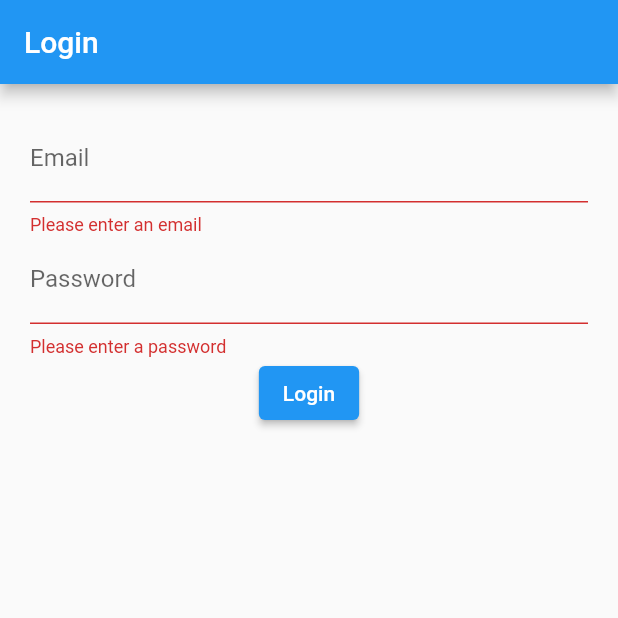
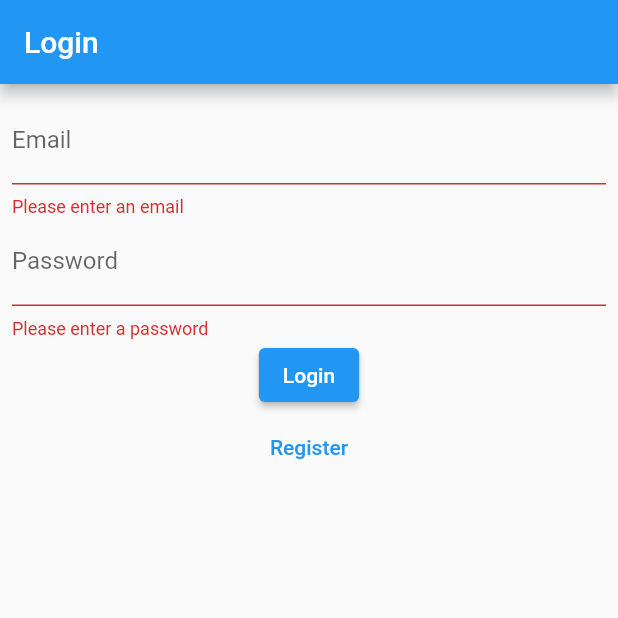
Before and after one commit to SKKU-x-HCMUT/recycle-helper, a Flutter app: the screen it shows after launch, after a tap on "Login", on a phone screen of 412 x 824 dp, the top half of it. Run offline on Flutter 3.47's test engine with Material 2 defaults, Android fonts, the phone set to English and light mode, and no system bars.

Commit message:
[ADD]Register Page and Separated dart files

```diff
--- /dev/null
+++ b/recycle_helper/lib/authentication.dart
@@ -0,0 +1,150 @@
+import 'package:flutter/material.dart';
+
+class LoginPage extends StatefulWidget {
+  const LoginPage({Key? key}) : super(key: key);
+
+  @override
+  State<LoginPage> createState() => _LoginPageState();
+}
+
+class _LoginPageState extends State<LoginPage> {
+  final _formKey = GlobalKey<FormState>();
+
+  String? _email, _password;
+
+  @override
+  Widget build(BuildContext context) {
+    return Scaffold(
+      appBar: AppBar(title: const Text('Login')),
+      body: Padding(
+        padding: const EdgeInsets.all(8.0),
+        child: Form(
+          key: _formKey,
+          child: Column(
+            children: <Widget>[
+              //email
+              TextFormField(
+                validator: (value) {
+                  if (value == null || value.isEmpty) {
+                    return 'Please enter an email';
+                  }
+                  return null; //null means valid
+                },
+                onSaved: (value) => _email = value,
+                decoration: const InputDecoration(labelText: 'Email'),
+              ),
+              //password
+              TextFormField(
+                validator: (value) {
+                  if (value == null || value.isEmpty) {
+                    return 'Please enter a password';
+                  }
+                  return null;
+                },
+                onSaved: (value) => _password = value,
+                decoration: const InputDecoration(labelText: 'Password'),
+                obscureText: true,
+              ),
+              //submit button
+              ElevatedButton(
+                onPressed: _login,
+                child: const Text('Login'),
+              ),
+              TextButton(
+                onPressed: () {
+                  Navigator.push(
+                      context,
+                      MaterialPageRoute(
+                          builder: (context) => const RegisterPage()));
+                },
+                child: const Text('Register'),
+              ),
+            ],
+          ),
+        ),
+      ),
+    );
+  }
+
+  void _login() {
+    if (_formKey.currentState!.validate()) {
+      _formKey.currentState!.save();
+
+      // calling login API goes here
+
+      ScaffoldMessenger.of(context).showSnackBar(
+        SnackBar(content: Text("Logged in account: \"$_email\"")),
+      ); //Show toast when successfully logged in
+    }
+  }
+}
+
+class RegisterPage extends StatefulWidget {
+  const RegisterPage({Key? key}) : super(key: key);
+
+  @override
+  State<RegisterPage> createState() => _RegisterPageState();
+}
+
+class _RegisterPageState extends State<RegisterPage> {
+  final _formKey = GlobalKey<FormState>();
+
+  String? _email, _password;
+
+  @override
+  Widget build(BuildContext context) {
+    return Scaffold(
+      appBar: AppBar(title: const Text('Login')),
+      body: Padding(
+        padding: const EdgeInsets.all(8.0),
+        child: Form(
+          key: _formKey,
+          child: Column(
+            children: <Widget>[
+              //email
+              TextFormField(
+                validator: (value) {
+                  if (value == null || value.isEmpty) {
+                    return 'Please enter an email';
+                  }
+                  return null; //null means valid
+                },
+                onSaved: (value) => _email = value,
+                decoration: const InputDecoration(labelText: 'Email'),
+              ),
+              //password
+              TextFormField(
+                validator: (value) {
+                  if (value == null || value.isEmpty) {
+                    return 'Please enter a password';
+                  }
+                  return null;
+                },
+                onSaved: (value) => _password = value,
+                decoration: const InputDecoration(labelText: 'Password'),
+                obscureText: true,
+              ),
+              //submit button
+              ElevatedButton(
+                onPressed: _register,
+                child: const Text('Register'),
+              ),
+            ],
+          ),
+        ),
+      ),
+    );
+  }
+
+  void _register() {
+    if (_formKey.currentState!.validate()) {
+      _formKey.currentState!.save();
+
+      // calling register API goes here
+
+      ScaffoldMessenger.of(context).showSnackBar(
+        SnackBar(content: Text("Successfully registered: \"$_email\"")),
+      ); //Show toast when successfully logged in
+    }
+  }
+}
--- a/recycle_helper/lib/main.dart
+++ b/recycle_helper/lib/main.dart
@@ -1,4 +1,6 @@
 import 'package:flutter/material.dart';
+import 'package:recycle_helper/authentication.dart';
+import 'package:recycle_helper/main_page.dart';
 
 void main() {
   runApp(const MyApp());
@@ -9,79 +11,9 @@ class MyApp extends StatelessWidget {
 
   @override
   Widget build(BuildContext context) {
-    return MaterialApp(
+    return const MaterialApp(
       title: "Recycle Helper",
-      home: Scaffold(
-        appBar: AppBar(title: const Text('Login')),
-        body: const Padding(
-          padding: EdgeInsets.all(20),
-          child: LoginWidget(),
-        ),
-      ),
+      home: LoginPage(),
     );
   }
 }
-
-class LoginWidget extends StatefulWidget {
-  const LoginWidget({Key? key}) : super(key: key);
-
-  @override
-  State<LoginWidget> createState() => _LoginWidgetState();
-}
-
-class _LoginWidgetState extends State<LoginWidget> {
-  final _formKey = GlobalKey<FormState>();
-
-  String? _email, _password;
-
-  @override
-  Widget build(BuildContext context) {
-    return Form(
-      key: _formKey,
-      child: Column(
-        children: <Widget>[
-          //email
-          TextFormField(
-            validator: (value) {
-              if (value == null || value.isEmpty) {
-                return 'Please enter an email';
-              }
-              return null; //null means valid
-            },
-            onSaved: (value) => _email = value,
-            decoration: const InputDecoration(labelText: 'Email'),
-          ),
-          //password
-          TextFormField(
-            validator: (value) {
-              if (value == null || value.isEmpty) {
-                return 'Please enter a password';
-              }
-              return null;
-            },
-            onSaved: (value) => _password = value,
-            decoration: const InputDecoration(labelText: 'Password'),
-            obscureText: true,
-          ),
-          //submit button
-          ElevatedButton(
-            onPressed: _login,
-            child: const Text('Login'),
-          ),
-        ],
-      ),
-    );
-  }
-
-  void _login() {
-    if (_formKey.currentState!.validate()) {
-      _formKey.currentState!.save();
-
-      // calling login API goes here
-
-      ScaffoldMessenger.of(context).showSnackBar(
-        SnackBar(content: Text("Logged in account: \"$_email\"")),
-      ); //Show toast when successfully logged in
-    }
-  }
-}
```
Also changed, not shown: recycle_helper/lib/main_page.dart (added, +15 -0 lines).
